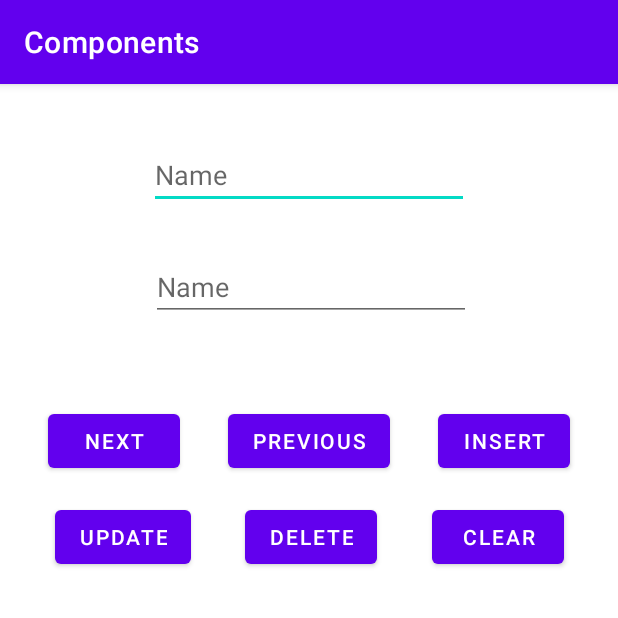
After one commit to Vlad232008/ComponentsAndroid, an Android app: the ContentExampleActivity screen opened directly, with no data from a screen before it, on a phone screen of 412 x 824 dp, the top half of it. The commit adds this screen. Run offline under Robolectric (Android 15) with nearby library versions, the phone set to English and light mode, and no system bars.

Commit message:
Пытаюсь сделать ContentProvider...

```diff
--- a/app/build.gradle
+++ b/app/build.gradle
@@ -36,6 +36,7 @@ dependencies {
     implementation 'androidx.core:core-ktx:1.7.0'
     implementation 'androidx.appcompat:appcompat:1.4.1'
     implementation 'com.google.android.material:material:1.5.0'
+    implementation 'androidx.activity:activity-ktx:1.4.0'
     implementation 'androidx.constraintlayout:constraintlayout:2.1.3'
     testImplementation 'junit:junit:4.13.2'
     androidTestImplementation 'androidx.test.ext:junit:1.1.3'
--- /dev/null
+++ b/app/src/main/java/com/example/components/ContentExampleActivity.kt
@@ -0,0 +1,84 @@
+package com.example.components
+
+import android.annotation.SuppressLint
+import android.content.ContentValues
+import android.os.Bundle
+import android.util.Log
+import android.view.View
+import android.widget.EditText
+import androidx.appcompat.app.AppCompatActivity
+import com.example.components.component.MyContentProvider
+
+
+class ContentExampleActivity:AppCompatActivity() {
+    override fun onCreate(savedInstanceState: Bundle?) {
+        super.onCreate(savedInstanceState)
+        Log.d("MyLog","ContentProvider")
+        setContentView(R.layout.activity_content_provider)
+        val rs = contentResolver.query(
+            MyContentProvider.CONTENT_URI,
+            arrayOf(MyContentProvider._ID,
+            MyContentProvider.NAME,
+            MyContentProvider.MEANING),null,null,MyContentProvider._ID)
+        val next:View = findViewById(R.id.next)
+        val insert:View = findViewById(R.id.insert)
+        val delete:View = findViewById(R.id.delete)
+        val update:View = findViewById(R.id.update)
+        val clear:View = findViewById(R.id.clear)
+        val previous:View = findViewById(R.id.previous)
+        val edName:EditText = findViewById(R.id.edName)
+        val edContent:EditText = findViewById(R.id.edContent)
+        next.setOnClickListener{
+            if(rs != null) {
+                if (rs.moveToNext()) {
+                    edName.setText(rs.getString(1))
+                    edContent.setText(rs.getString(2))
+                }
+            }
+        }
+        previous.setOnClickListener {
+            if(rs != null) {
+                if (rs.moveToPrevious()) {
+                    edName.setText(rs.getString(1))
+                    edContent.setText(rs.getString(2))
+                }
+            }
+        }
+        insert.setOnClickListener {
+            if(rs != null) {
+                val cv = ContentValues()
+                cv.put(MyContentProvider.NAME, edName.text.toString())
+                cv.put(MyContentProvider.MEANING, edContent.text.toString())
+                contentResolver.insert(MyContentProvider.CONTENT_URI, cv)
+                rs.requery()
+            }
+        }
+        update.setOnClickListener {
+            if(rs != null) {
+                val cv = ContentValues()
+                cv.put(MyContentProvider.MEANING, edContent.text.toString())
+                contentResolver.update(
+                    MyContentProvider.CONTENT_URI,
+                    cv,
+                    "NAME = ?",
+                    arrayOf(edName.text.toString())
+                )
+                rs.requery()
+            }
+        }
+        delete.setOnClickListener {
+            if(rs != null) {
+                contentResolver.delete(
+                    MyContentProvider.CONTENT_URI,
+                    "NAME = ?",
+                    arrayOf(edName.text.toString())
+                )
+            }
+        }
+        clear.setOnClickListener {
+            edName.setText("")
+            edContent.setText("")
+            edName.requestFocus()
+        }
+    }
+}
--- a/app/src/main/java/com/example/components/component/MessageReceiver.kt
+++ b/app/src/main/java/com/example/components/component/AirplaneReceiver.kt
@@ -5,11 +5,11 @@ import android.content.Context
 import android.content.Intent
 import android.widget.Toast
 
-class MessageReceiver : BroadcastReceiver() {
+class AirplaneReceiver : BroadcastReceiver() {
 
     override fun onReceive(context: Context, intent: Intent) {
-        // This method is called when the BroadcastReceiver is receiving an Intent broadcast.
         val isAirplaneModeEnabled = intent.getBooleanExtra("state",false)
+        // Если Режим полета переключен, показать соответствующее сообщение
         if (isAirplaneModeEnabled){
             Toast.makeText(context, "Режим полета включен", Toast.LENGTH_LONG).show()
         }
--- /dev/null
+++ b/app/src/main/res/layout/activity_content_provider.xml
@@ -0,0 +1,87 @@
+<?xml version="1.0" encoding="utf-8"?>
+<androidx.constraintlayout.widget.ConstraintLayout
+    xmlns:android="http://schemas.android.com/apk/res/android"
+    xmlns:app="http://schemas.android.com/apk/res-auto"
+    android:layout_width="match_parent"
+    android:layout_height="match_parent">
+
+    <EditText
+        android:id="@+id/edName"
+        android:layout_width="wrap_content"
+        android:layout_height="wrap_content"
+        android:layout_marginTop="38dp"
+        android:ems="10"
+        android:inputType="textPersonName"
+        android:hint="Name"
+        app:layout_constraintEnd_toEndOf="parent"
+        app:layout_constraintStart_toStartOf="parent"
+        app:layout_constraintTop_toTopOf="parent" />
+
+    <EditText
+        android:id="@+id/edContent"
+        android:layout_width="wrap_content"
+        android:layout_height="wrap_content"
+        android:layout_marginStart="1dp"
+        android:layout_marginTop="29dp"
+        android:ems="10"
+        android:inputType="textPersonName"
+        android:hint="Name"
+        app:layout_constraintStart_toStartOf="@+id/edName"
+        app:layout_constraintTop_toBottomOf="@+id/edName" />
+
+    <Button
+        android:id="@+id/next"
+        android:layout_width="wrap_content"
+        android:layout_height="wrap_content"
+        android:text="Next"
+        app:layout_constraintBaseline_toBaselineOf="@+id/previous"
+        app:layout_constraintEnd_toStartOf="@+id/previous"
+        app:layout_constraintStart_toStartOf="parent" />
+
+    <Button
+        android:id="@+id/previous"
+        android:layout_width="wrap_content"
+        android:layout_height="wrap_content"
+        android:layout_marginBottom="16dp"
+        android:text="PREVIOUS"
+        app:layout_constraintBottom_toTopOf="@+id/delete"
+        app:layout_constraintEnd_toStartOf="@+id/insert"
+        app:layout_constraintStart_toEndOf="@+id/next" />
+
+    <Button
+        android:id="@+id/insert"
+        android:layout_width="wrap_content"
+        android:layout_height="wrap_content"
+        android:text="INSERT"
+        app:layout_constraintBaseline_toBaselineOf="@+id/previous"
+        app:layout_constraintEnd_toEndOf="parent"
+        app:layout_constraintStart_toEndOf="@+id/previous" />
+
+    <Button
+        android:id="@+id/update"
+        android:layout_width="wrap_content"
+        android:layout_height="wrap_content"
+        android:text="UPDATE"
+        app:layout_constraintBaseline_toBaselineOf="@+id/delete"
+        app:layout_constraintEnd_toStartOf="@+id/delete"
+        app:layout_constraintStart_toStartOf="parent" />
+
+    <Button
+        android:id="@+id/delete"
+        android:layout_width="wrap_content"
+        android:layout_height="wrap_content"
+        android:layout_marginTop="120dp"
+        android:text="DELETE"
+        app:layout_constraintEnd_toStartOf="@+id/clear"
+        app:layout_constraintStart_toEndOf="@+id/update"
+        app:layout_constraintTop_toBottomOf="@+id/edContent" />
+
+    <Button
+        android:id="@+id/clear"
+        android:layout_width="wrap_content"
+        android:layout_height="wrap_content"
+        android:text="CLEAR"
+        app:layout_constraintBaseline_toBaselineOf="@+id/delete"
+        app:layout_constraintEnd_toEndOf="parent"
+        app:layout_constraintStart_toEndOf="@+id/delete" />
+</androidx.constraintlayout.widget.ConstraintLayout>
--- a/app/src/main/res/values-night/themes.xml
+++ /dev/null
@@ -1,16 +0,0 @@
-<resources xmlns:tools="http://schemas.android.com/tools">
-    <!-- Base application theme. -->
-    <style name="Theme.Components" parent="Theme.MaterialComponents.DayNight.DarkActionBar">
-        <!-- Primary brand color. -->
-        <item name="colorPrimary">@color/purple_200</item>
-        <item name="colorPrimaryVariant">@color/purple_700</item>
-        <item name="colorOnPrimary">@color/black</item>
-        <!-- Secondary brand color. -->
-        <item name="colorSecondary">@color/teal_200</item>
-        <item name="colorSecondaryVariant">@color/teal_200</item>
-        <item name="colorOnSecondary">@color/black</item>
-        <!-- Status bar color. -->
-        <item name="android:statusBarColor" tools:targetApi="l">?attr/colorPrimaryVariant</item>
-        <!-- Customize your theme here. -->
-    </style>
-</resources>
--- a/app/src/main/res/values/strings.xml
+++ b/app/src/main/res/values/strings.xml
@@ -1,3 +1,5 @@
 <resources>
     <string name="app_name">Components</string>
+    <string name="enabled_airplane">Включите режим полета</string>
+    <string name="disabled_airplane">Выключите режим полета</string>
 </resources>
```
Also changed, not shown: app/src/main/AndroidManifest.xml (+13 -8 lines), app/src/main/java/com/example/components/MainActivity.kt (+14 -13 lines), app/src/main/java/com/example/components/ReceiverExampleActivity.kt (added, +44 -0 lines), app/src/main/java/com/example/components/ServiceExampleActivity.kt (renamed from app/src/main/java/com/example/components/ServiceActivity.kt, +16 -4 lines), app/src/main/java/com/example/components/component/MyContentProvider.kt (+37 -22 lines), app/src/main/java/com/example/components/component/MyServices.kt (+11 -4 lines), app/src/main/java/com/example/components/helperSQL/MyHelperSql.kt (added, +18 -0 lines), app/src/main/res/layout/activity_main.xml (+23 -2 lines), app/src/main/res/layout/activity_receiver_example.xml (added, +21 -0 lines), app/src/main/res/layout/service_activity.xml (+1 -8 lines).
